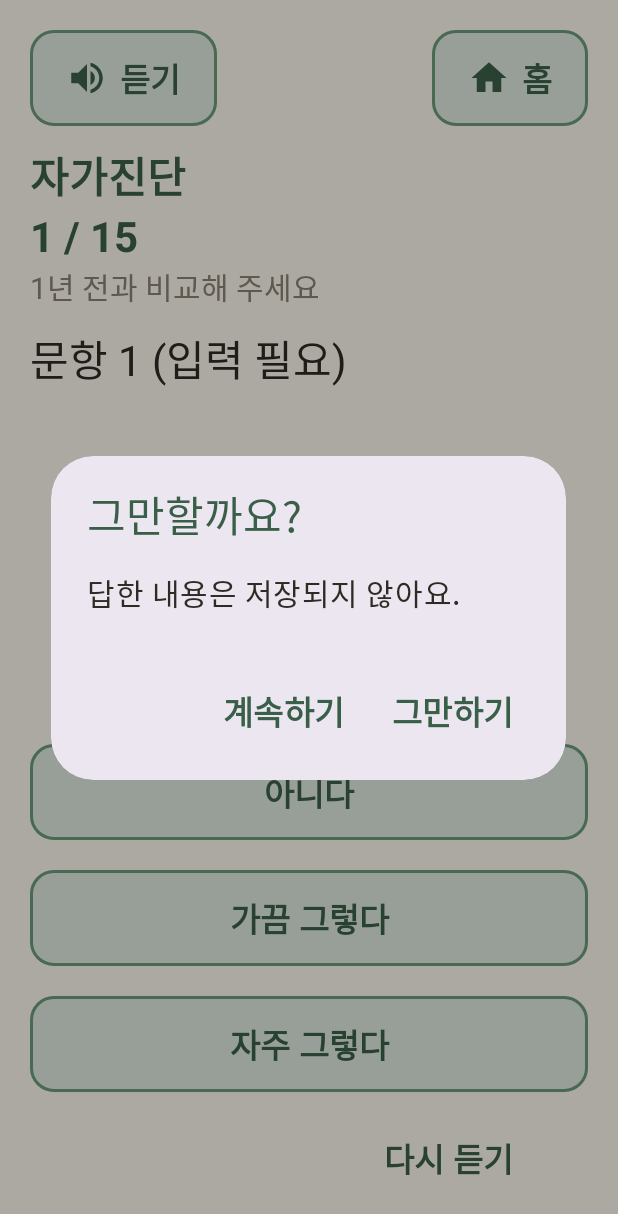
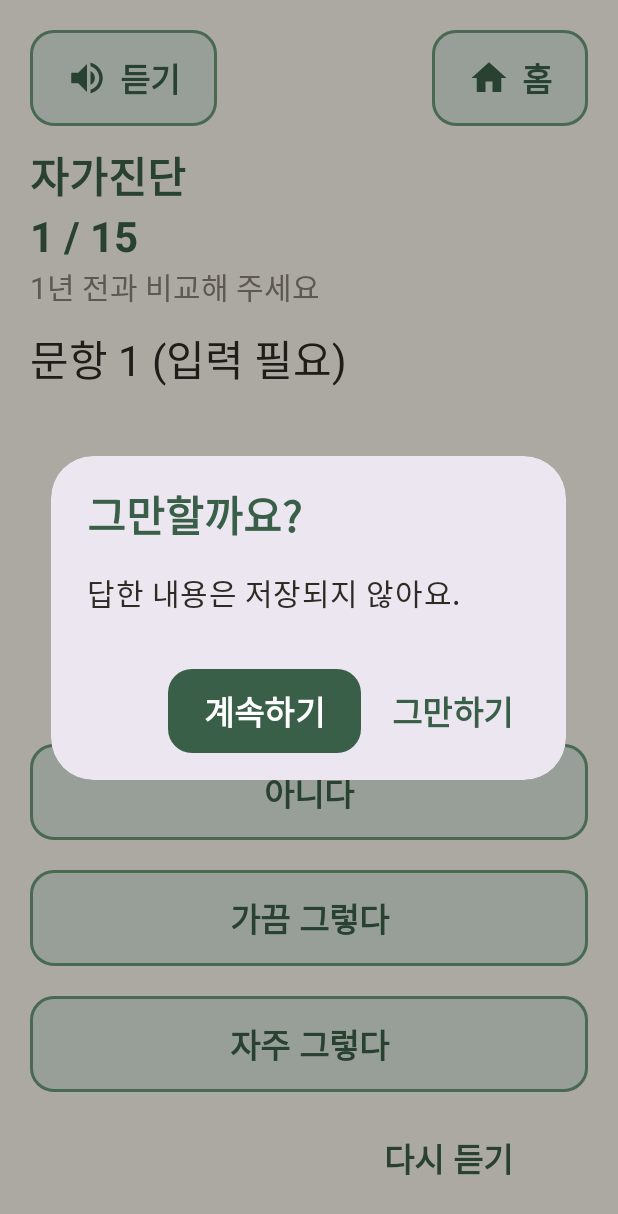
Before and after one commit to Jun11561/dorawing-app, an Android app: the DiagnosisQuestionActivity screen opened directly, with no data from a screen before it, after a tap on an icon or button, on a phone screen of 412 x 824 dp. Shown: the top 1214 px of the screen. Run offline under Robolectric (Android 15) with nearby library versions, the phone set to English and light mode, and no system bars.

Commit message:
에뮬레이터 확인 뒤 화면 수정: 단어 단위 줄바꿈, 가로 화면 문항, 확인 창 버튼, 내 기록 그래프

```diff
--- a/app/src/main/java/com/team3/dorawing/ui/diagnosis/DiagnosisQuestionActivity.kt
+++ b/app/src/main/java/com/team3/dorawing/ui/diagnosis/DiagnosisQuestionActivity.kt
@@ -95,8 +95,9 @@ class DiagnosisQuestionActivity : AppCompatActivity() {
         binding.tvProgress.text = getString(R.string.diag_progress, index + 1, questions.size)
         binding.tvQuestion.text = questions[index]
         binding.tvNotice.visibility = if (missing) View.VISIBLE else View.GONE
-        // 고치러 왔을 때는 이전 문항으로 가지 않는다
-        binding.btnPrev.visibility = if (index > 0 && !editing) View.VISIBLE else View.INVISIBLE
+        // 고치러 왔을 때는 이전 문항 대신 답 확인으로 돌아가는 버튼
+        binding.btnPrev.setText(if (editing) R.string.diag_back_review else R.string.diag_prev)
+        binding.btnPrev.visibility = if (index > 0 || editing) View.VISIBLE else View.INVISIBLE
         // 전에 골랐던 답을 표시
         answerButtons.forEachIndexed { score, button -> paint(button, answers[index] == score) }
         Speaker.speak(this, questionSpeech())
--- a/app/src/main/res/layout/activity_diagnosis_question.xml
+++ b/app/src/main/res/layout/activity_diagnosis_question.xml
@@ -8,6 +8,18 @@
     <include
         android:id="@+id/topBar"
         layout="@layout/view_top_bar" />
+
+    <!-- 가로 화면에서도 문항과 버튼이 다 보이도록 전체를 스크롤 -->
+    <ScrollView
+        android:layout_width="match_parent"
+        android:layout_height="0dp"
+        android:layout_weight="1"
+        android:fillViewport="true">
+
+        <LinearLayout
+            android:layout_width="match_parent"
+            android:layout_height="wrap_content"
+            android:orientation="vertical">
 
             <TextView
                 android:id="@+id/tvProgress"
@@ -35,18 +47,18 @@
                 android:textStyle="bold"
                 android:visibility="gone" />
 
-    <ScrollView
-        android:layout_width="match_parent"
-        android:layout_height="0dp"
-        android:layout_marginTop="@dimen/gap"
-        android:layout_weight="1">
-
             <TextView
                 android:id="@+id/tvQuestion"
                 android:layout_width="match_parent"
                 android:layout_height="wrap_content"
+                android:layout_marginTop="@dimen/gap"
                 android:textSize="@dimen/text_title" />
-    </ScrollView>
+
+            <!-- 세로 화면에서는 남는 공간을 채워 답 버튼을 아래로 -->
+            <Space
+                android:layout_width="match_parent"
+                android:layout_height="0dp"
+                android:layout_weight="1" />
 
             <com.google.android.material.button.MaterialButton
                 android:id="@+id/btnAnswer0"
@@ -95,3 +107,5 @@
                     android:text="@string/diag_listen" />
             </LinearLayout>
         </LinearLayout>
+    </ScrollView>
+</LinearLayout>
--- a/app/src/main/res/layout/activity_diagnosis_review.xml
+++ b/app/src/main/res/layout/activity_diagnosis_review.xml
@@ -21,12 +21,13 @@
         android:layout_marginTop="@dimen/gap"
         android:layout_weight="1">
 
-        <!-- 문항 줄은 코드에서 넣는다 -->
+        <!-- 문항 줄은 코드에서 넣는다. 오른쪽 여백은 스크롤바가 답 글자를 가리지 않게 -->
         <LinearLayout
             android:id="@+id/answerList"
             android:layout_width="match_parent"
             android:layout_height="wrap_content"
-            android:orientation="vertical" />
+            android:orientation="vertical"
+            android:paddingEnd="@dimen/gap" />
     </ScrollView>
 
     <com.google.android.material.button.MaterialButton
--- a/app/src/main/res/layout/activity_health_card.xml
+++ b/app/src/main/res/layout/activity_health_card.xml
@@ -71,6 +71,8 @@
         style="@style/Text.Sub"
         android:layout_width="match_parent"
         android:layout_height="wrap_content"
+        android:layout_marginBottom="@dimen/screen_padding"
+        android:gravity="center"
         android:text="@string/card_more_help" />
 
     <com.google.android.material.button.MaterialButton
--- a/app/src/main/res/values/strings.xml
+++ b/app/src/main/res/values/strings.xml
@@ -46,7 +46,7 @@
     <string name="stamp_cards">카드</string>
 
     <!-- 자가진단 -->
-    <string name="diag_intro_guide">지난 1년 전과 비교해서 지금 어떤지 답해 주세요.</string>
+    <string name="diag_intro_guide">1년 전과 비교해서 지금 어떤지 답해 주세요.</string>
     <string name="diag_intro_detail">모두 %1$d문항이에요.\n문항마다 \"아니다\", \"가끔 그렇다\", \"자주 그렇다\" 중에서 골라 주세요.</string>
     <string name="diag_intro_note">이 자가진단은 선별 참고용이며 의료 진단이 아닙니다.</string>
     <string name="diag_start">시작하기</string>
@@ -72,6 +72,7 @@
     <string name="diag_answer_1">가끔 그렇다</string>
     <string name="diag_answer_2">자주 그렇다</string>
     <string name="diag_prev">이전 문항</string>
+    <string name="diag_back_review">답 확인으로</string>
     <string name="diag_listen">다시 듣기</string>
     <string name="diag_question_speech">%1$d번. %2$s</string>
     <string name="diag_choice_speech">아니다, 가끔 그렇다, 자주 그렇다 중에서 골라 주세요.</string>
@@ -111,8 +112,9 @@
     <string name="record_empty">아직 기록이 없어요. 두뇌 훈련을 시작해 볼까요?</string>
     <string name="record_empty_go">두뇌 훈련 하기</string>
     <string name="record_chart_title">영역별 정답률 (최근 3세트)</string>
-    <string name="record_no_sets">기록 없음</string>
+    <string name="record_no_sets">%1$s 영역은 아직 기록이 없어요.</string>
     <string name="record_recommend">오늘은 %1$s 훈련을 해 보시는 게 어떨까요?</string>
+    <string name="record_recommend_new">아직 안 해 본 %1$s 훈련도 해 볼까요?</string>
     <string name="record_week_title">이번 주 출석</string>
     <string name="record_week_count">이번 주 %1$d일 출석했어요.</string>
     <string name="record_diag_title">마지막 자가진단</string>
--- a/app/src/main/res/values/themes.xml
+++ b/app/src/main/res/values/themes.xml
@@ -21,16 +21,19 @@
         <item name="materialAlertDialogTitleTextStyle">@style/Dialog.Title</item>
         <item name="materialAlertDialogBodyTextStyle">@style/Dialog.Body</item>
         <item name="buttonBarPositiveButtonStyle">@style/Dialog.Button</item>
-        <item name="buttonBarNegativeButtonStyle">@style/Dialog.Button</item>
+        <!-- 계속하기를 꽉 찬 버튼으로 해서 그만하기와 헷갈리지 않게 -->
+        <item name="buttonBarNegativeButtonStyle">@style/Dialog.Button.Keep</item>
     </style>
 
     <style name="Dialog.Title" parent="MaterialAlertDialog.Material3.Title.Text">
         <item name="android:textSize">@dimen/text_title</item>
+        <item name="android:textStyle">bold</item>
         <item name="android:textColor">@color/green_dark</item>
     </style>
 
     <style name="Dialog.Body" parent="MaterialAlertDialog.Material3.Body.Text">
         <item name="android:textSize">@dimen/text_body</item>
+        <item name="android:lineBreakWordStyle" tools:targetApi="33">phrase</item>
         <item name="android:textColor">@color/text_main</item>
     </style>
 
@@ -40,16 +43,27 @@
         <item name="android:textColor">@color/green_dark</item>
     </style>
 
+    <style name="Dialog.Button.Keep" parent="Widget.Material3.Button">
+        <item name="android:textSize">@dimen/text_button</item>
+        <item name="android:textStyle">bold</item>
+        <item name="android:minHeight">@dimen/button_height</item>
+        <item name="cornerRadius">@dimen/corner</item>
+        <item name="backgroundTint">@color/green_dark</item>
+        <item name="android:textColor">@color/white</item>
+    </style>
+
     <!-- 작은 글자 버튼 (배경 없음). 크기는 어르신용 기준을 지킨다 -->
     <style name="Button.Text" parent="Widget.Material3.Button.TextButton">
         <item name="android:minHeight">@dimen/button_height</item>
         <item name="android:textSize">@dimen/text_button</item>
         <item name="android:textColor">@color/green_dark</item>
+        <item name="android:lineBreakWordStyle" tools:targetApi="33">phrase</item>
     </style>
 
-    <!-- 글자 -->
+    <!-- 글자. 한국어가 단어 중간에서 줄이 바뀌지 않게 phrase (Android 13부터) -->
     <style name="Text.Body" parent="Widget.MaterialComponents.TextView">
         <item name="android:textSize">@dimen/text_body</item>
+        <item name="android:lineBreakWordStyle" tools:targetApi="33">phrase</item>
         <item name="android:textColor">@color/text_main</item>
         <item name="android:lineSpacingMultiplier">1.2</item>
     </style>
@@ -69,6 +83,7 @@
         <item name="android:minHeight">@dimen/button_height</item>
         <item name="android:textSize">@dimen/text_button</item>
         <item name="android:textStyle">bold</item>
+        <item name="android:lineBreakWordStyle" tools:targetApi="33">phrase</item>
         <item name="android:insetTop">0dp</item>
         <item name="android:insetBottom">0dp</item>
         <item name="cornerRadius">@dimen/corner</item>
```
Also changed, not shown: app/src/main/java/com/team3/dorawing/ui/record/RecordActivity.kt (+35 -22 lines), app/src/main/res/layout/activity_record.xml (+9 -0 lines). Lines whose indentation alone changed are shown as unchanged.
